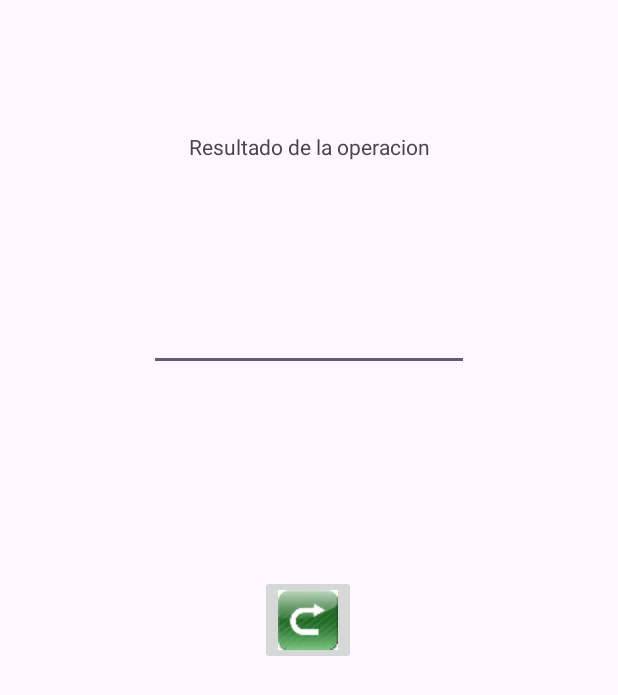
After one commit to enriquemaciasudg/App01_2026B_Suma_MaciasEnriqueSI, an Android app: the MainActivity2 screen opened directly, with no data from a screen before it, on a phone screen of 412 x 824 dp. The commit adds this screen. Shown: the top 695 px of the screen. Run offline under Robolectric (Android 15) with nearby library versions, the phone set to English and light mode, and no system bars.

Commit message:
Version 1.0.1 Aplicación Suma Sistemas Inteligentes 2026B

```diff
--- a/app/src/main/AndroidManifest.xml
+++ b/app/src/main/AndroidManifest.xml
@@ -21,6 +21,10 @@
                 <category android:name="android.intent.category.LAUNCHER" />
             </intent-filter>
         </activity>
+        <activity
+            android:name=".MainActivity2"
+            android:exported="false"
+            android:windowSoftInputMode="adjustResize" />
     </application>
 
 </manifest>
--- /dev/null
+++ b/app/src/main/java/com/example/app01_2026b_suma_maciasenriquesi/MainActivity2.java
@@ -0,0 +1,89 @@
+package com.example.app01_2026b_suma_maciasenriquesi;
+
+import android.content.Intent;
+import android.os.Bundle;
+import android.speech.tts.TextToSpeech;
+import android.util.Log;
+import android.view.View;
+import android.widget.EditText;
+import android.widget.ImageButton;
+import android.widget.TextView;
+
+import androidx.activity.EdgeToEdge;
+import androidx.activity.OnBackPressedCallback;
+import androidx.appcompat.app.AppCompatActivity;
+import androidx.core.graphics.Insets;
+import androidx.core.view.ViewCompat;
+import androidx.core.view.WindowInsetsCompat;
+
+import java.util.Locale;
+
+public class MainActivity2 extends AppCompatActivity implements TextToSpeech.OnInitListener {
+    private TextView tvResulta;
+    private EditText etResulta;
+    private ImageButton btRegresar;
+    private TextToSpeech tts; // Variable para el motor de voz
+    @Override
+    protected void onCreate(Bundle savedInstanceState) {
+        super.onCreate(savedInstanceState);
+        setContentView(R.layout.activity_main2);
+
+        tvResulta = findViewById(R.id.tvResulta);
+        etResulta = findViewById(R.id.etResulta);
+        btRegresar = findViewById(R.id.btRegresar);
+        Bundle bundle=getIntent().getExtras();
+        if (bundle!=null){
+            tvResulta.setText(bundle.getString("Cabecera"));
+            etResulta.setText(bundle.getString("Resultado"));
+        }
+        // 1. Inicializar el motor de Texto a Voz
+        tts = new TextToSpeech(this, this);
+
+        // Manejo moderno del botón atrás
+        getOnBackPressedDispatcher().addCallback(this, new OnBackPressedCallback(true) {
+            @Override
+            public void handleOnBackPressed() {
+                finish();
+            }
+        });
+    }
+    // 2. Este método se ejecuta cuando el motor de voz termina de cargar
+    @Override
+    public void onInit(int status) {
+        if (status == TextToSpeech.SUCCESS) {
+            // Configurar el idioma a Español
+            int result = tts.setLanguage(new Locale("es", "MX"));
+
+            if (result == TextToSpeech.LANG_MISSING_DATA || result == TextToSpeech.LANG_NOT_SUPPORTED) {
+                Log.e("TTS", "El idioma no es compatible o faltan datos");
+            } else {
+                // Hablar el resultado
+                reproducirVoz();
+            }
+        } else {
+            Log.e("TTS", "Error en la inicialización");
+        }
+    }
+    private void reproducirVoz() {
+        String mensaje = tvResulta.getText().toString() + " " + etResulta.getText().toString();
+        // QUEUE_FLUSH hace que si hay algo hablándose, se detenga y hable esto de inmediato
+        tts.speak(mensaje, TextToSpeech.QUEUE_FLUSH, null, null);
+    }
+    // 3. Muy importante liberar la memoria al cerrar la actividad
+    @Override
+    protected void onDestroy() {
+        if (tts != null) {
+            tts.stop();
+            tts.shutdown();
+        }
+        super.onDestroy();
+    }
+    public void regreso(View view) {
+        getOnBackPressedDispatcher().onBackPressed();
+    }
+
+    @Override
+    public void onPointerCaptureChanged(boolean hasCapture) {
+        super.onPointerCaptureChanged(hasCapture);
+    }
+}
--- /dev/null
+++ b/app/src/main/res/layout/activity_main2.xml
@@ -0,0 +1,49 @@
+<?xml version="1.0" encoding="utf-8"?>
+<androidx.constraintlayout.widget.ConstraintLayout xmlns:android="http://schemas.android.com/apk/res/android"
+    xmlns:app="http://schemas.android.com/apk/res-auto"
+    xmlns:tools="http://schemas.android.com/tools"
+    android:id="@+id/main"
+    android:layout_width="match_parent"
+    android:layout_height="match_parent"
+    tools:context=".MainActivity2">
+
+    <TextView
+        android:id="@+id/tvResulta"
+        android:layout_width="wrap_content"
+        android:layout_height="wrap_content"
+        android:layout_marginTop="88dp"
+        android:text="Resultado de la operacion"
+        app:layout_constraintEnd_toEndOf="parent"
+        app:layout_constraintStart_toStartOf="parent"
+        app:layout_constraintTop_toTopOf="parent"
+        tools:ignore="HardcodedText" />
+
+    <EditText
+        android:id="@+id/etResulta"
+        android:layout_width="wrap_content"
+        android:layout_height="wrap_content"
+        android:layout_marginTop="92dp"
+        android:ems="10"
+        android:importantForAutofill="no"
+        android:inputType="numberSigned"
+        android:minHeight="48dp"
+        app:layout_constraintEnd_toEndOf="parent"
+        app:layout_constraintStart_toStartOf="parent"
+        app:layout_constraintTop_toBottomOf="@+id/tvResulta"
+        tools:ignore="LabelFor,SpeakableTextPresentCheck" />
+
+    <ImageButton
+        android:id="@+id/btRegresar"
+        android:layout_width="wrap_content"
+        android:layout_height="wrap_content"
+        android:layout_marginTop="136dp"
+        android:contentDescription="@string/boton_regresar"
+        android:onClick="regreso"
+        app:layout_constraintBottom_toBottomOf="parent"
+        app:layout_constraintEnd_toEndOf="parent"
+        app:layout_constraintHorizontal_bias="0.498"
+        app:layout_constraintStart_toStartOf="parent"
+        app:layout_constraintTop_toBottomOf="@+id/etResulta"
+        app:layout_constraintVertical_bias="0.0"
+        app:srcCompat="@drawable/regresar" />
+</androidx.constraintlayout.widget.ConstraintLayout>
--- a/app/src/main/res/values-night/strings.xml
+++ b/app/src/main/res/values-night/strings.xml
@@ -7,4 +7,6 @@
     <string name="boton_sumar">boton_sumar</string>
     <string name="boton_borrar">boton_borrar</string>
     <string name="boton_salir">boton_salir</string>
+    <string name="resultado_de_la_operacion">Resultado de la operacion</string>
+    <string name="boton_regresar">boton_regresar</string>
 </resources>
--- a/app/src/main/res/values/strings.xml
+++ b/app/src/main/res/values/strings.xml
@@ -7,4 +7,6 @@
     <string name="boton_sumar">boton_sumar</string>
     <string name="boton_borrar">boton_borrar</string>
     <string name="boton_salir">boton_salir</string>
+    <string name="resultado_de_la_operacion">Resultado de la operacion</string>
+    <string name="boton_regresar">boton_regresar</string>
 </resources>
```
Also changed, not shown: app/src/main/java/com/example/app01_2026b_suma_maciasenriquesi/MainActivity.java (+11 -3 lines), app/src/main/res/drawable/regresar.png (added).
